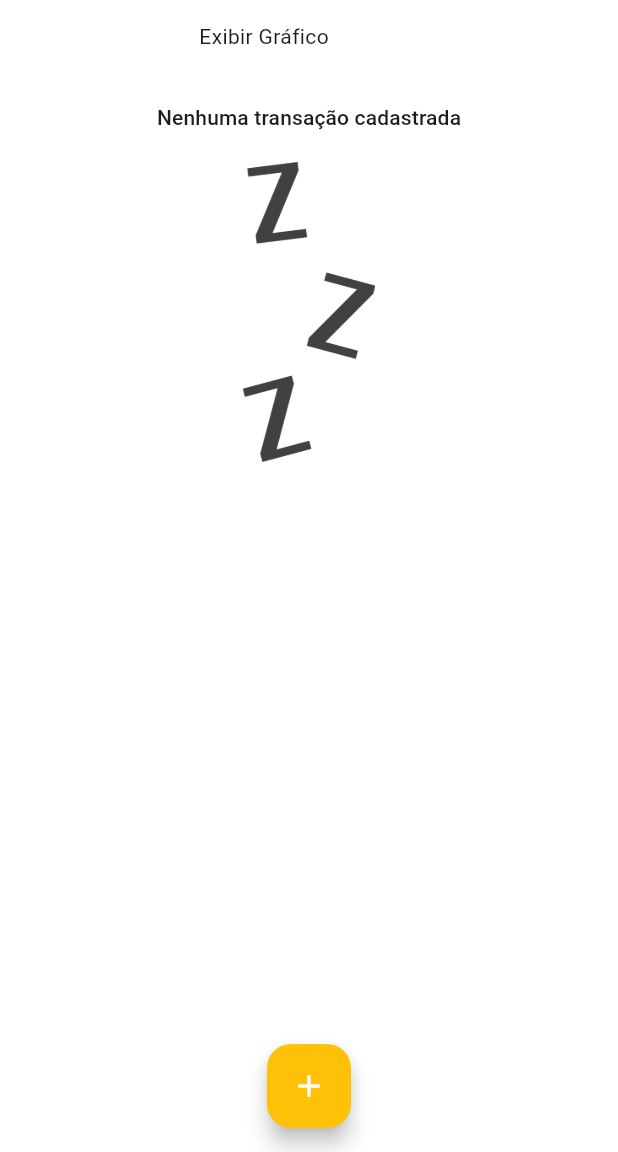
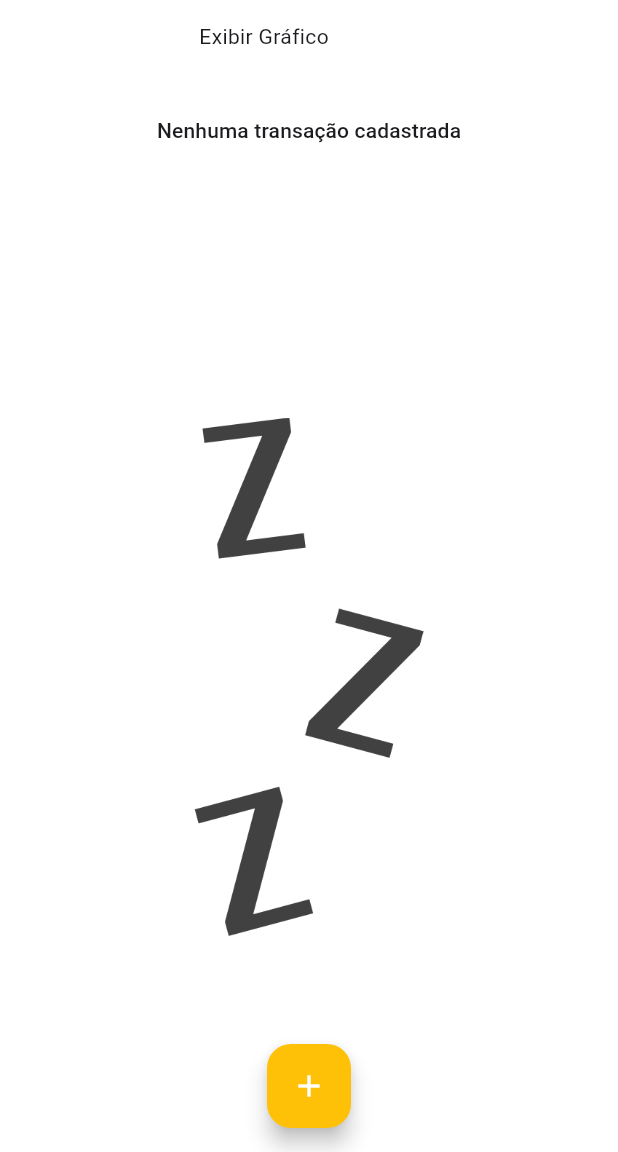
Before and after one commit to alexandreccarmo/despesas_pessoais_flutter, a Flutter app: the screen it shows after launch, on a phone screen of 412 x 824 dp, the part 84-1236 px from its top. Run offline on Flutter 3.47's test engine with Material 3 defaults, Android fonts, the phone set to English and light mode, and no system bars; missing offline and left inert: dart:ffi.

Commit message:
ajustes dos widget de grafico em modo paisagem

```diff
--- a/expenses_flutter/lib/components/transaction_list.dart
+++ b/expenses_flutter/lib/components/transaction_list.dart
@@ -12,22 +12,29 @@ class TransactionList extends StatelessWidget {
   @override
   Widget build(BuildContext context) {
     // TODO: implement build
-    return transactions.isEmpty ? Column(
+    return transactions.isEmpty ? LayoutBuilder(
+      builder: (ctx,constraints){
+        return Column(
           children: [
-        SizedBox(height: 20),
-        Text(
+            SizedBox(height: constraints.maxHeight * 0.05),
+            Container(
+              height: constraints.maxHeight * 0.3,
+              child: Text(
                 'Nenhuma transação cadastrada',
                 style: Theme.of(context).textTheme.titleSmall,
               ),
-        const SizedBox(height: 20),
+            ),
+            SizedBox(height: constraints.maxHeight * 0.05),
             Container(
-          height: 200,
+              height: constraints.maxHeight * 0.6,
               child: Image.asset(
                 'assets/images/waiting.png',
                 fit: BoxFit.cover,
               ),
             )
           ],
+        );
+      },
     ) : ListView.builder(
       itemCount: transactions.length,
       itemBuilder: (ctx,index){
```
Lines whose indentation alone changed are shown as unchanged.
